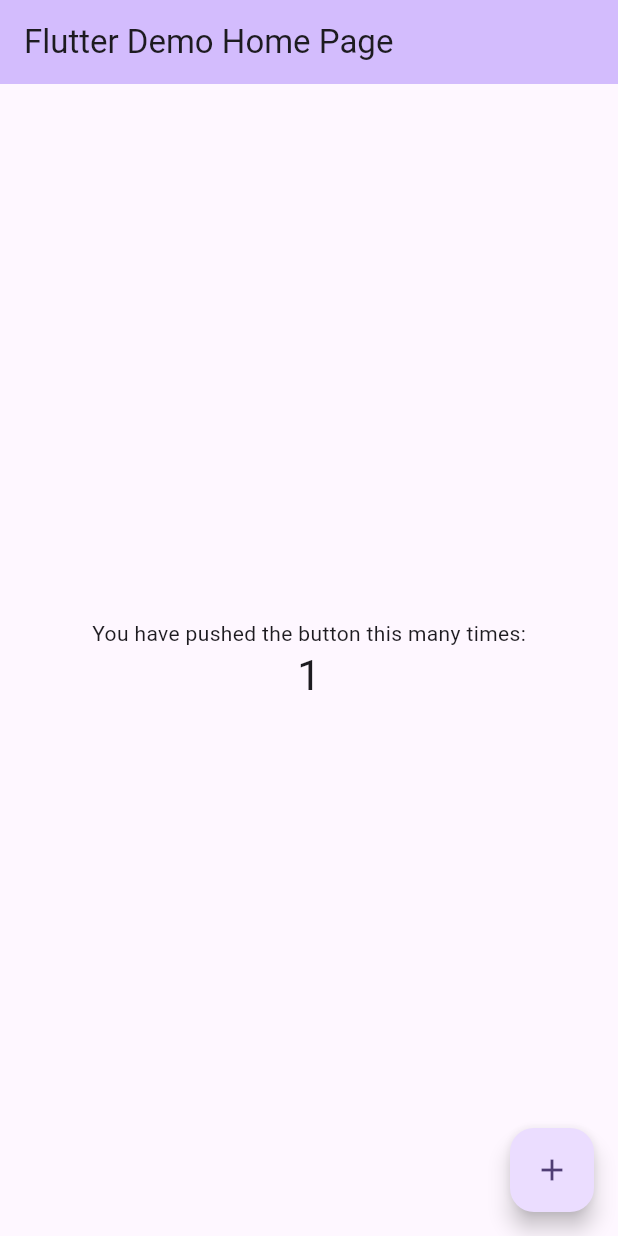
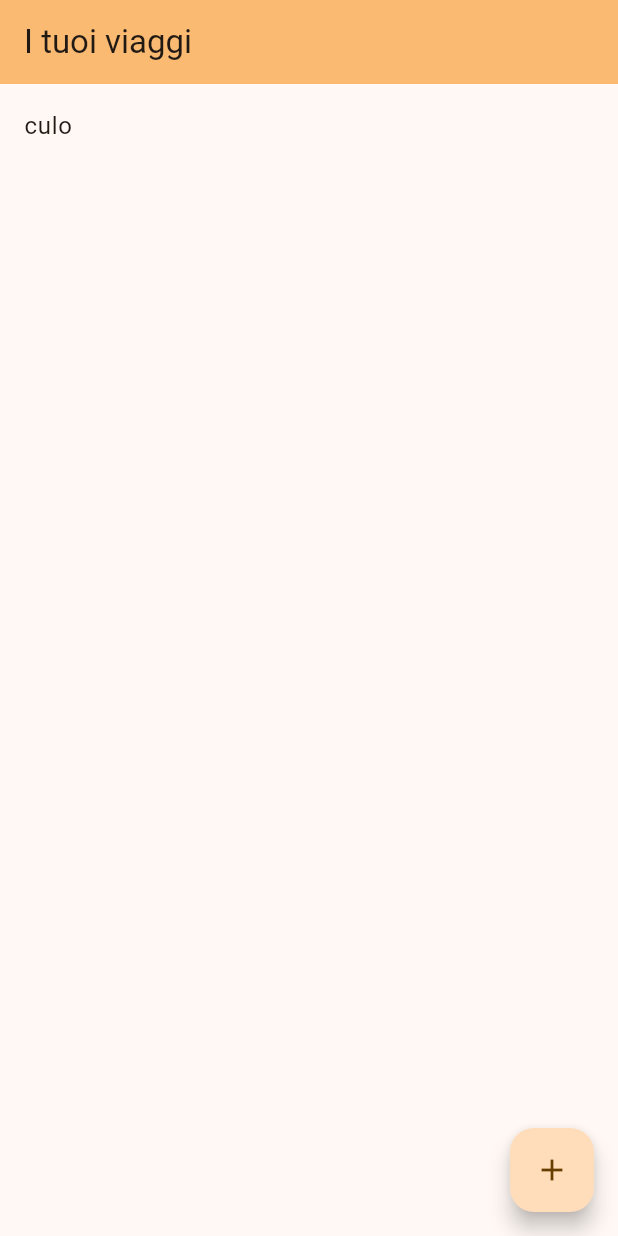
Before and after one commit to d-Qw4w9WgXc-Q/App-Universita, a Flutter app: the screen it shows after launch, after a tap on the "add" icon, on a phone screen of 412 x 824 dp. Run offline on Flutter 3.47's test engine with Material 3 defaults, Android fonts, the phone set to English and light mode, and no system bars.

Commit message:
App iniziale

```diff
--- a/lib/main.dart
+++ b/lib/main.dart
@@ -1,8 +1,6 @@
 import 'package:flutter/material.dart';
 
-void main() {
-  runApp(const MyApp());
-}
+void main() => runApp(const MyApp());
 
 class MyApp extends StatelessWidget {
         const MyApp({super.key});
@@ -13,39 +11,15 @@ class MyApp extends StatelessWidget {
                 return MaterialApp(
                         title: 'Flutter Demo',
                         theme: ThemeData(
-        // This is the theme of your application.
-        //
-        // TRY THIS: Try running your application with "flutter run". You'll see
-        // the application has a purple toolbar. Then, without quitting the app,
-        // try changing the seedColor in the colorScheme below to Colors.green
-        // and then invoke "hot reload" (save your changes or press the "hot
-        // reload" button in a Flutter-supported IDE, or press "r" if you used
-        // the command line to start the app).
-        //
-        // Notice that the counter didn't reset back to zero; the application
-        // state is not lost during the reload. To reset the state, use hot
-        // restart instead.
-        //
-        // This works for code too, not just values: Most code changes can be
-        // tested with just a hot reload.
-        colorScheme: .fromSeed(seedColor: Colors.deepPurple),
+                                colorScheme: .fromSeed(seedColor: Colors.orangeAccent),
                         ),
-      home: const MyHomePage(title: 'Flutter Demo Home Page'),
+                        home: const MyHomePage(title: 'I tuoi viaggi'),
                 );
         }
 }
 
 class MyHomePage extends StatefulWidget {
         const MyHomePage({super.key, required this.title});
-
-  // This widget is the home page of your application. It is stateful, meaning
-  // that it has a State object (defined below) that contains fields that affect
-  // how it looks.
-
-  // This class is the configuration for the state. It holds the values (in this
-  // case the title) provided by the parent (in this case the App widget) and
-  // used by the build method of the State. Fields in a Widget subclass are
-  // always marked "final".
 
         final String title;
 
@@ -54,67 +28,28 @@ class MyHomePage extends StatefulWidget {
 }
 
 class _MyHomePageState extends State<MyHomePage> {
-  int _counter = 0;
+        final List<Text> _viaggi = [];
 
-  void _incrementCounter() {
+        void _addViaggio() {
                 setState(() {
-      // This call to setState tells the Flutter framework that something has
-      // changed in this State, which causes it to rerun the build method below
-      // so that the display can reflect the updated values. If we changed
-      // _counter without calling setState(), then the build method would not be
-      // called again, and so nothing would appear to happen.
-      _counter++;
+                        _viaggi.add(Text('culo'));
                 });
         }
 
         @override
         Widget build(BuildContext context) {
-    // This method is rerun every time setState is called, for instance as done
-    // by the _incrementCounter method above.
-    //
-    // The Flutter framework has been optimized to make rerunning build methods
-    // fast, so that you can just rebuild anything that needs updating rather
-    // than having to individually change instances of widgets.
                 return Scaffold(
                         appBar: AppBar(
-        // TRY THIS: Try changing the color here to a specific color (to
-        // Colors.amber, perhaps?) and trigger a hot reload to see the AppBar
-        // change color while the other colors stay the same.
                                 backgroundColor: Theme.of(context).colorScheme.inversePrimary,
-        // Here we take the value from the MyHomePage object that was created by
-        // the App.build method, and use it to set our appbar title.
                                 title: Text(widget.title),
                         ),
-      body: Center(
-        // Center is a layout widget. It takes a single child and positions it
-        // in the middle of the parent.
-        child: Column(
-          // Column is also a layout widget. It takes a list of children and
-          // arranges them vertically. By default, it sizes itself to fit its
-          // children horizontally, and tries to be as tall as its parent.
-          //
-          // Column has various properties to control how it sizes itself and
-          // how it positions its children. Here we use mainAxisAlignment to
-          // center the children vertically; the main axis here is the vertical
-          // axis because Columns are vertical (the cross axis would be
-          // horizontal).
-          //
-          // TRY THIS: Invoke "debug painting" (choose the "Toggle Debug Paint"
-          // action in the IDE, or press "p" in the console), to see the
-          // wireframe for each widget.
-          mainAxisAlignment: .center,
-          children: [
-            const Text('You have pushed the button this many times:'),
-            Text(
-              '$_counter',
-              style: Theme.of(context).textTheme.headlineMedium,
-            ),
-          ],
-        ),
+                        body: ListView.builder(
+                                itemCount: _viaggi.length,
+                                itemBuilder: (context, index) => ListTile(title: _viaggi[index]),
                         ),
                         floatingActionButton: FloatingActionButton(
-        onPressed: _incrementCounter,
-        tooltip: 'Increment',
+                                onPressed: _addViaggio,
+                                tooltip: 'Aggiungi Viaggio',
                                 child: const Icon(Icons.add),
                         ),
                 );
```
Also changed, not shown: 1 other file. Lines whose indentation alone changed are shown as unchanged.
